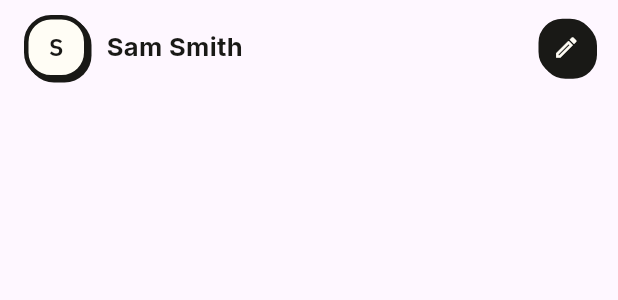
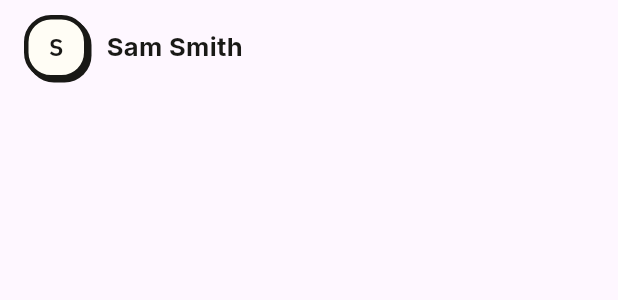
Before and after one commit to Swift2007/Kyou, a Flutter app: the _AppBar widget shown alone on an empty page, opened directly, on a phone screen of 412 x 824 dp. Shown: the top 300 px of the screen. Run offline on Flutter 3.47's test engine with Material 3 defaults, Android fonts, the phone set to English and light mode, and no system bars; our stand-ins replace dio, flutter_riverpod, flutter_svg, go_router, google_fonts, supabase_flutter; accounts and stored records are empty.

```diff
--- a/frontend/lib/features/home/home_dashboard_screen.dart
+++ b/frontend/lib/features/home/home_dashboard_screen.dart
@@ -265,27 +265,6 @@ class _AppBar extends ConsumerWidget {
             ),
           ),
           const Spacer(),
-          GestureDetector(
-            onTap: () => ref.read(authViewModelProvider.notifier).signOut(),
-            child: Container(
-              width: 37,
-              height: 38,
-              decoration: BoxDecoration(
-                color: const Color(0xFF191916),
-                borderRadius: BorderRadius.circular(16),
-                border: Border.all(color: const Color(0xFF191916), width: 2),
-                boxShadow: const [
-                  BoxShadow(
-                    color: Color(0xFF191916),
-                    offset: Offset(2, 2),
-                    blurRadius: 0,
-                  ),
-                ],
-              ),
-              child: const Icon(Icons.edit_outlined,
-                  color: Color(0xFFFFFDF5), size: 18),
-            ),
-          ),
         ],
       ),
     );
```
